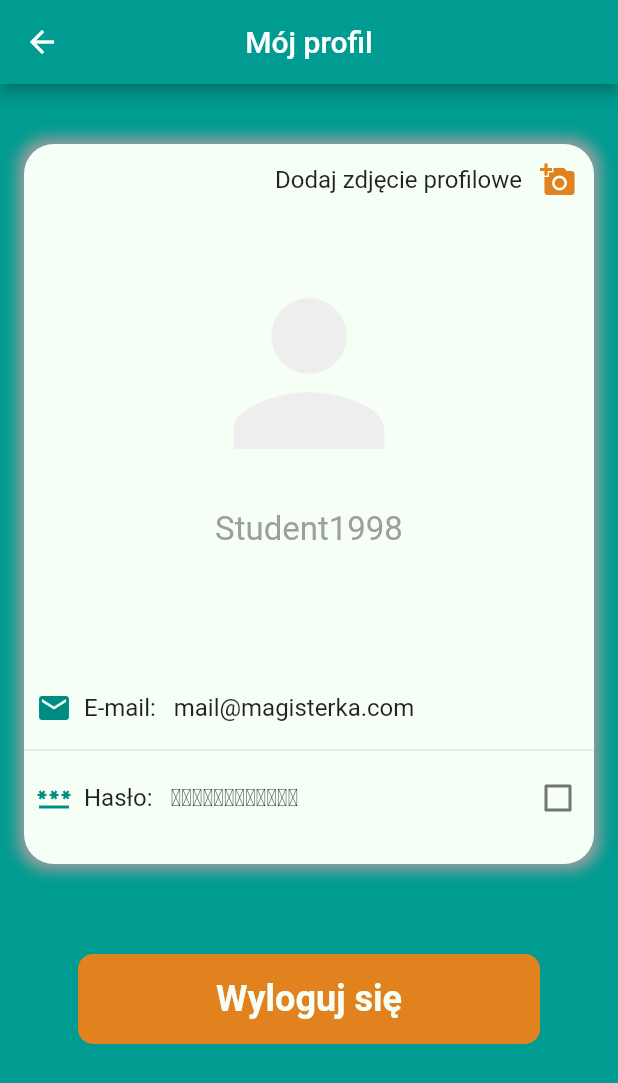
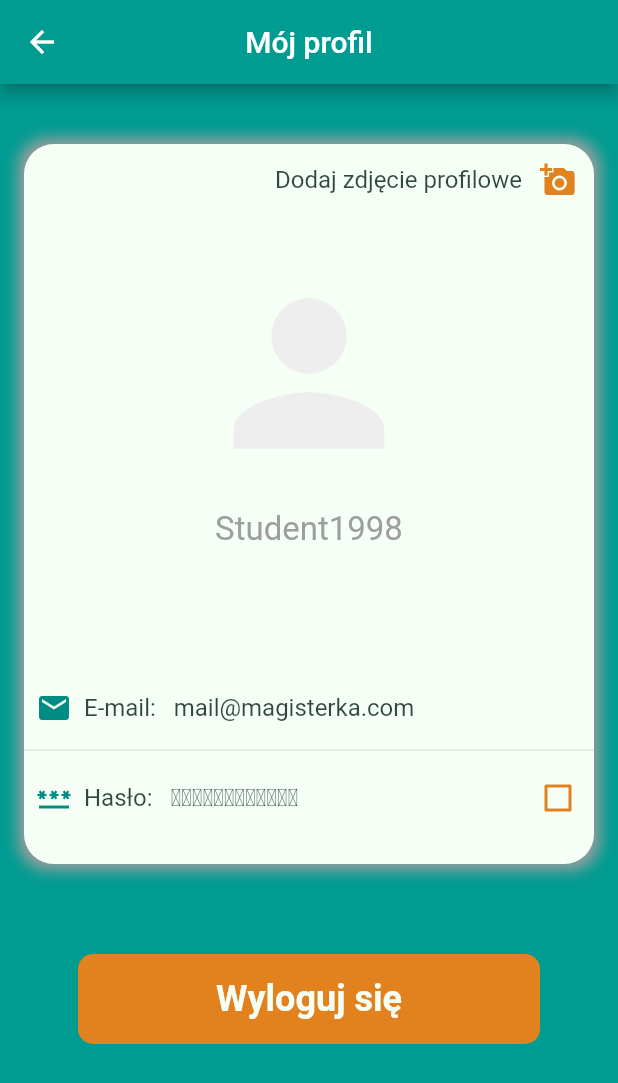
Before and after one commit to Aleksandra0602/TemplyCare, a Flutter app: the MyProfileScreen screen opened directly, on a phone screen of 412 x 824 dp. Shown: the top 1083 px of the screen. Run offline on Flutter 3.47's test engine with Material 2 defaults, Android fonts, the phone set to English and light mode, and no system bars; our stand-ins replace animated_splash_screen, fl_chart, flutter_blue_plus, image_picker, simple_gradient_text, sleek_circular_slider; missing offline and left inert: slide_digital_clock.

Commit message:
my profile fix

```diff
--- a/lib/main.dart
+++ b/lib/main.dart
@@ -9,12 +9,6 @@ import 'package:temp_app_v1/utils/constans/my_color.dart';
 import 'package:temp_app_v1/screens/ripple_animate_screen.dart';
 
 void main() => runApp(const MyApp());
-
-// void main() {
-//   initializeDateFormatting('pl', null).then((_) {
-//     runApp(MyApp());
-//   });
-// }
 
 class MyApp extends StatefulWidget {
   const MyApp({Key? key}) : super(key: key);
--- a/lib/screens/grid_screens/my_profile_screen.dart
+++ b/lib/screens/grid_screens/my_profile_screen.dart
@@ -72,11 +72,15 @@ class _MyProfileScreenState extends State<MyProfileScreen> {
                           storedImage == null
                               ? const Text(
                                   'Dodaj zdjęcie profilowe',
-                                  style: TextStyle(fontSize: 16),
+                                  style: TextStyle(
+                                      fontSize: 16,
+                                      color: MyColor.appBarColor1),
                                 )
                               : const Text(
                                   'Zmień zdjęcie profilowe',
-                                  style: TextStyle(fontSize: 16),
+                                  style: TextStyle(
+                                      fontSize: 16,
+                                      color: MyColor.appBarColor1),
                                 ),
                           IconButton(
                             icon: const Icon(
@@ -152,14 +156,16 @@ class _MyProfileScreenState extends State<MyProfileScreen> {
                             ),
                             const Text(
                               'E-mail: ',
-                              style: TextStyle(fontSize: 16),
+                              style: TextStyle(
+                                  fontSize: 16, color: MyColor.appBarColor1),
                             ),
                             const SizedBox(
                               width: 8,
                             ),
                             Text(
                               mail,
-                              style: TextStyle(fontSize: 16),
+                              style: TextStyle(
+                                  fontSize: 16, color: MyColor.appBarColor1),
                             ),
                           ],
                         ),
@@ -181,7 +187,9 @@ class _MyProfileScreenState extends State<MyProfileScreen> {
                                 ),
                                 const Text(
                                   'Hasło: ',
-                                  style: TextStyle(fontSize: 16),
+                                  style: TextStyle(
+                                      fontSize: 16,
+                                      color: MyColor.appBarColor1),
                                 ),
                                 const SizedBox(
                                   width: 8,
@@ -189,16 +197,23 @@ class _MyProfileScreenState extends State<MyProfileScreen> {
                                 isPasswordVisible
                                     ? Text(
                                         password,
-                                        style: TextStyle(fontSize: 16),
+                                        style: TextStyle(
+                                            fontSize: 16,
+                                            color: MyColor.appBarColor1),
                                       )
                                     : Text(
                                         String.fromCharCodes(List.filled(
                                             password.length, 0x2055)),
-                                        style: TextStyle(fontSize: 16),
+                                        style: TextStyle(
+                                            fontSize: 16,
+                                            color: MyColor.appBarColor1),
                                       ),
                               ],
                             ),
                             Checkbox(
+                              side: BorderSide(
+                                  color: MyColor.additionalColor, width: 2),
+                              focusColor: MyColor.appBarColor1,
                               checkColor: MyColor.backgroundColor,
                               activeColor: MyColor.additionalColor,
                               value: isPasswordVisible,
```
Also changed, not shown: lib/screens/grid_screens/read_temperature_screen.dart (+21 -21 lines), 1 other file.
